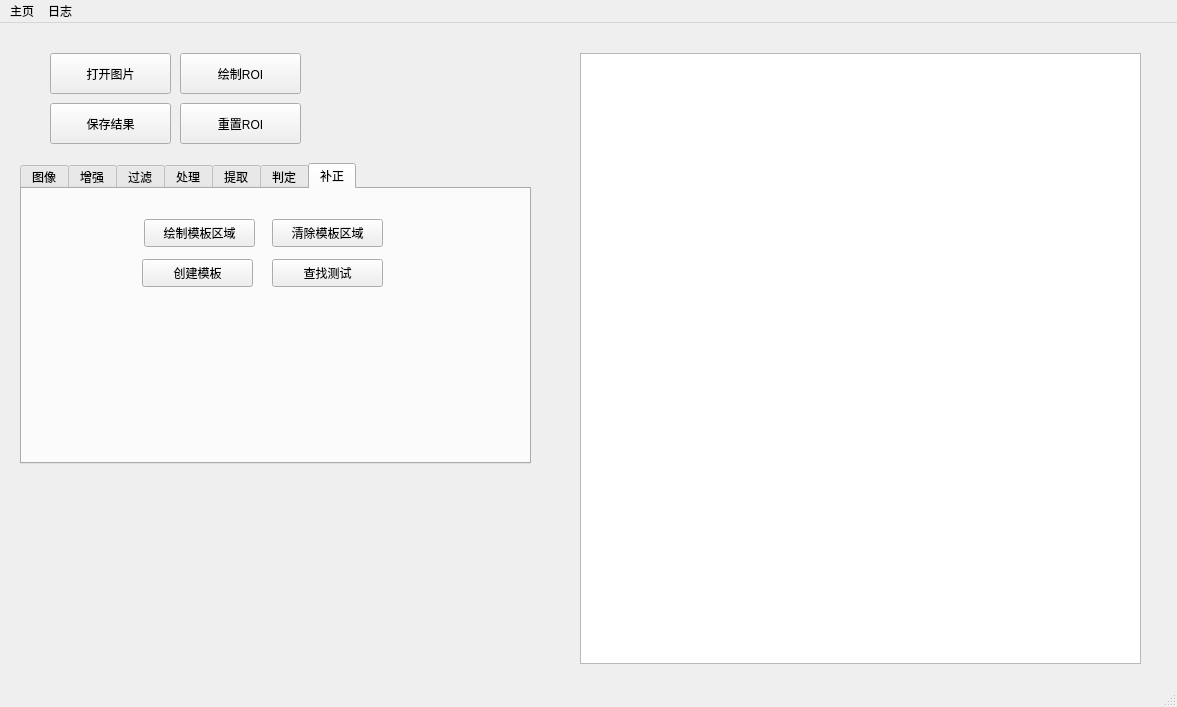
The window that mainwindow.ui (xiaoyuan1021/MyTool) describes before a commit, drawn with Qt 5.
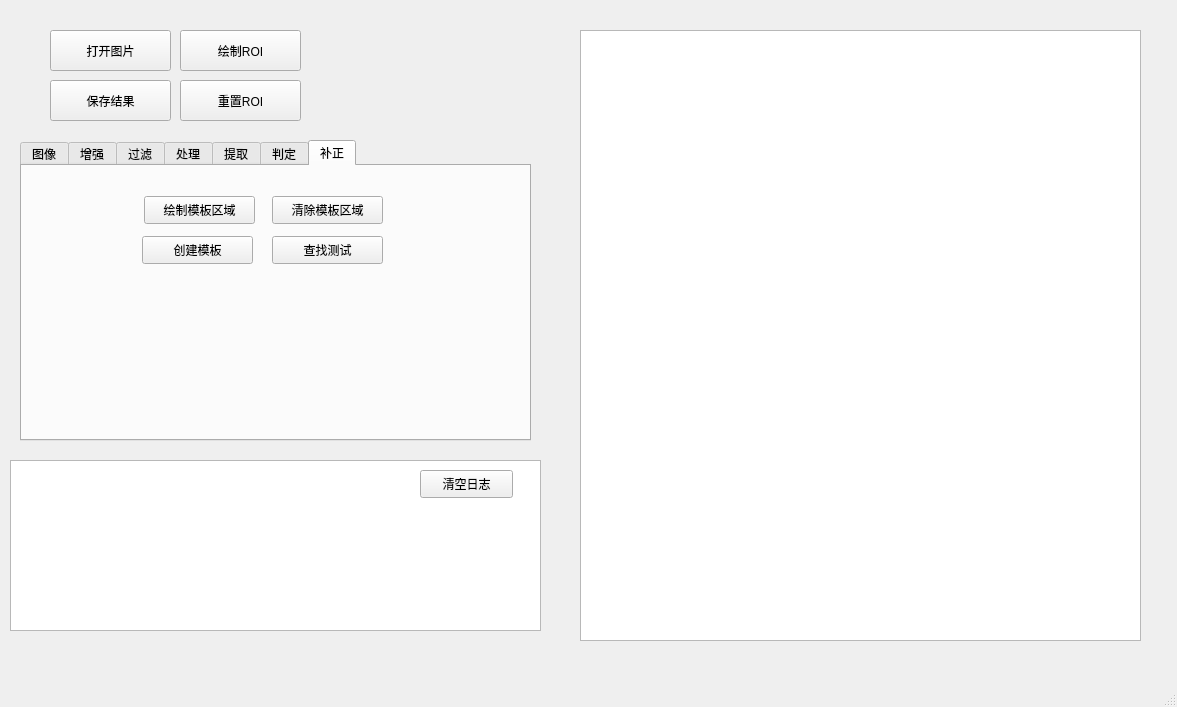
The same window after the commit. The open tabs and pages were chosen to show the change. Custom widgets are drawn as their Qt base class.

Commit message: 添加日志模块，更新界面与工程文件

```diff
--- a/mainwindow.ui
+++ b/mainwindow.ui
@@ -1071,6 +1071,32 @@
      </rect>
     </property>
    </widget>
+   <widget class="QTextEdit" name="textEdit_log">
+    <property name="geometry">
+     <rect>
+      <x>10</x>
+      <y>460</y>
+      <width>531</width>
+      <height>171</height>
+     </rect>
+    </property>
+    <property name="readOnly">
+     <bool>true</bool>
+    </property>
+   </widget>
+   <widget class="QPushButton" name="btn_clearLog">
+    <property name="geometry">
+     <rect>
+      <x>420</x>
+      <y>470</y>
+      <width>93</width>
+      <height>28</height>
+     </rect>
+    </property>
+    <property name="text">
+     <string>清空日志</string>
+    </property>
+   </widget>
   </widget>
   <widget class="QMenuBar" name="menubar">
    <property name="geometry">
@@ -1081,18 +1107,6 @@
      <height>25</height>
     </rect>
    </property>
-   <widget class="QMenu" name="menu">
-    <property name="title">
-     <string>主页</string>
-    </property>
-   </widget>
-   <widget class="QMenu" name="menu_2">
-    <property name="title">
-     <string>日志</string>
-    </property>
-   </widget>
-   <addaction name="menu"/>
-   <addaction name="menu_2"/>
   </widget>
   <widget class="QStatusBar" name="statusbar"/>
  </widget>
```
Left out of the diff: 2 changed lines with no effect on the pictures. The commit also changes 7 other files.
